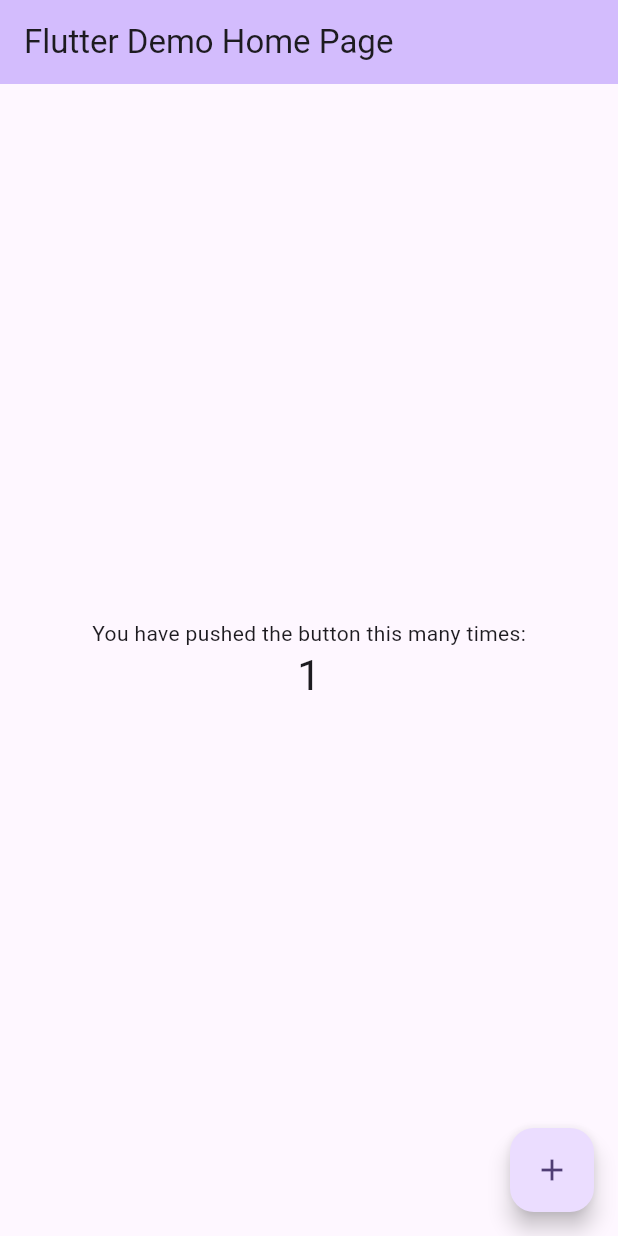
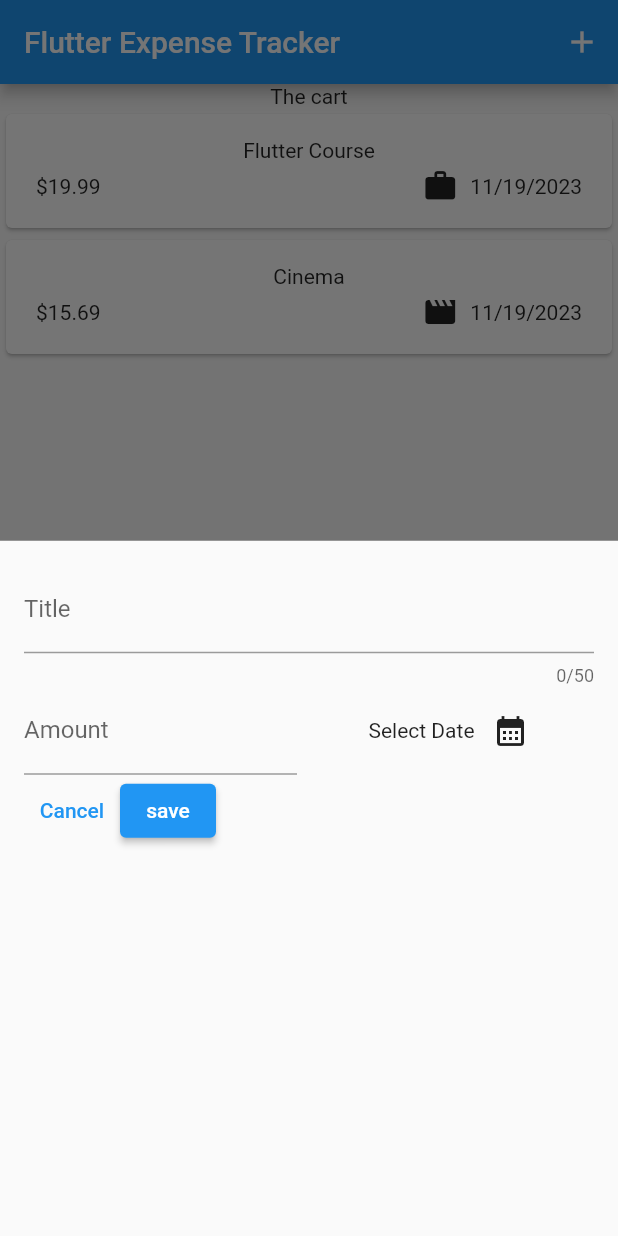
Before and after one commit to yanaMyn/expense_tracker, a Flutter app: the screen it shows after launch, after a tap on the "add" icon, on a phone screen of 412 x 824 dp. Run offline on Flutter 3.47's test engine with Material 2 defaults, Android fonts, the phone set to English and light mode, and no system bars.

Commit message:
add list, bottom sheet, handling data

```diff
--- a/lib/expenses.dart
+++ /dev/null
@@ -1,27 +0,0 @@
-import 'package:expense_tracker/models/expense.dart';
-import 'package:flutter/material.dart';
-
-class Expenses extends StatefulWidget {
-  const Expenses({super.key});
-
-  @override
-  State<Expenses> createState() {
-    return _ExpensesState();
-  }
-}
-
-class _ExpensesState extends State<Expenses> {
-  final List<Expense> _registeredExpenses = [
-    Expense(title: 'Flutter Course', amount: 19.99, date: DateTime.now(), category: Category.work),
-    Expense(title: 'Cinema', amount: 15.69, date: DateTime.now(), category: Category.leisure),
-  ];
-  @override
-  Widget build(BuildContext context) {
-    return const Scaffold(
-      body: Column(children: [
-        Text("The cart"),
-        Text("Expense list.."),
-      ]),
-    );
-  }
-}
--- a/lib/main.dart
+++ b/lib/main.dart
@@ -1,125 +1,8 @@
+import 'package:expense_tracker/widgets/expenses.dart';
 import 'package:flutter/material.dart';
 
 void main() {
-  runApp(const MyApp());
+  runApp(const MaterialApp(
+    home: Expenses(),
+  ));
 }
-
-class MyApp extends StatelessWidget {
-  const MyApp({super.key});
-
-  // This widget is the root of your application.
-  @override
-  Widget build(BuildContext context) {
-    return MaterialApp(
-      title: 'Flutter Demo',
-      theme: ThemeData(
-        // This is the theme of your application.
-        //
-        // TRY THIS: Try running your application with "flutter run". You'll see
-        // the application has a blue toolbar. Then, without quitting the app,
-        // try changing the seedColor in the colorScheme below to Colors.green
-        // and then invoke "hot reload" (save your changes or press the "hot
-        // reload" button in a Flutter-supported IDE, or press "r" if you used
-        // the command line to start the app).
-        //
-        // Notice that the counter didn't reset back to zero; the application
-        // state is not lost during the reload. To reset the state, use hot
-        // restart instead.
-        //
-        // This works for code too, not just values: Most code changes can be
-        // tested with just a hot reload.
-        colorScheme: ColorScheme.fromSeed(seedColor: Colors.deepPurple),
-        useMaterial3: true,
-      ),
-      home: const MyHomePage(title: 'Flutter Demo Home Page'),
-    );
-  }
-}
-
-class MyHomePage extends StatefulWidget {
-  const MyHomePage({super.key, required this.title});
-
-  // This widget is the home page of your application. It is stateful, meaning
-  // that it has a State object (defined below) that contains fields that affect
-  // how it looks.
-
-  // This class is the configuration for the state. It holds the values (in this
-  // case the title) provided by the parent (in this case the App widget) and
-  // used by the build method of the State. Fields in a Widget subclass are
-  // always marked "final".
-
-  final String title;
-
-  @override
-  State<MyHomePage> createState() => _MyHomePageState();
-}
-
-class _MyHomePageState extends State<MyHomePage> {
-  int _counter = 0;
-
-  void _incrementCounter() {
-    setState(() {
-      // This call to setState tells the Flutter framework that something has
-      // changed in this State, which causes it to rerun the build method below
-      // so that the display can reflect the updated values. If we changed
-      // _counter without calling setState(), then the build method would not be
-      // called again, and so nothing would appear to happen.
-      _counter++;
-    });
-  }
-
-  @override
-  Widget build(BuildContext context) {
-    // This method is rerun every time setState is called, for instance as done
-    // by the _incrementCounter method above.
-    //
-    // The Flutter framework has been optimized to make rerunning build methods
-    // fast, so that you can just rebuild anything that needs updating rather
-    // than having to individually change instances of widgets.
-    return Scaffold(
-      appBar: AppBar(
-        // TRY THIS: Try changing the color here to a specific color (to
-        // Colors.amber, perhaps?) and trigger a hot reload to see the AppBar
-        // change color while the other colors stay the same.
-        backgroundColor: Theme.of(context).colorScheme.inversePrimary,
-        // Here we take the value from the MyHomePage object that was created by
-        // the App.build method, and use it to set our appbar title.
-        title: Text(widget.title),
-      ),
-      body: Center(
-        // Center is a layout widget. It takes a single child and positions it
-        // in the middle of the parent.
-        child: Column(
-          // Column is also a layout widget. It takes a list of children and
-          // arranges them vertically. By default, it sizes itself to fit its
-          // children horizontally, and tries to be as tall as its parent.
-          //
-          // Column has various properties to control how it sizes itself and
-          // how it positions its children. Here we use mainAxisAlignment to
-          // center the children vertically; the main axis here is the vertical
-          // axis because Columns are vertical (the cross axis would be
-          // horizontal).
-          //
-          // TRY THIS: Invoke "debug painting" (choose the "Toggle Debug Paint"
-          // action in the IDE, or press "p" in the console), to see the
-          // wireframe for each widget.
-          mainAxisAlignment: MainAxisAlignment.center,
-          children: <Widget>[
-            const Text(
-              'You have pushed the button this many times:',
-            ),
-            Text(
-              '$_counter',
-              style: Theme.of(context).textTheme.headlineMedium,
-            ),
-          ],
-        ),
-      ),
-      floatingActionButton: FloatingActionButton(
-        onPressed: _incrementCounter,
-        tooltip: 'Increment',
-        child: const Icon(Icons.add),
-      ), // This trailing comma makes auto-formatting nicer for build methods.
-    );
-  }
-}
--- a/lib/models/expense.dart
+++ b/lib/models/expense.dart
@@ -1,8 +1,18 @@
+import 'package:intl/intl.dart';
 import 'package:uuid/uuid.dart';
+import 'package:flutter/material.dart';
 
 const uuid = Uuid();
+final formatter = DateFormat.yMd();
 
 enum Category { food, travel, leisure, work }
+
+const categoryIcons = {
+  Category.food: Icons.lunch_dining,
+  Category.travel: Icons.flight_takeoff,
+  Category.leisure: Icons.movie,
+  Category.work: Icons.work,
+};
 
 class Expense {
   Expense({
@@ -17,4 +27,8 @@ class Expense {
   final double amount;
   final DateTime date;
   final Category category;
+
+  String get formattedDate {
+    return formatter.format(date);
+  }
 }
--- /dev/null
+++ b/lib/widgets/expenses.dart
@@ -0,0 +1,51 @@
+import 'package:expense_tracker/widgets/expenses_list/expenses_list.dart';
+import 'package:expense_tracker/models/expense.dart';
+import 'package:expense_tracker/widgets/new_expense.dart';
+import 'package:flutter/material.dart';
+
+class Expenses extends StatefulWidget {
+  const Expenses({super.key});
+
+  @override
+  State<Expenses> createState() {
+    return _ExpensesState();
+  }
+}
+
+class _ExpensesState extends State<Expenses> {
+  final List<Expense> _registeredExpenses = [
+    Expense(
+        title: 'Flutter Course',
+        amount: 19.99,
+        date: DateTime.now(),
+        category: Category.work),
+    Expense(
+        title: 'Cinema',
+        amount: 15.69,
+        date: DateTime.now(),
+        category: Category.leisure),
+  ];
+
+  void _openAddExpenseOverlay() {
+    showModalBottomSheet(
+      context: context,
+      builder: (context) => const NewExpense(),
+    );
+  }
+
+  @override
+  Widget build(BuildContext context) {
+    return Scaffold(
+      appBar: AppBar(title: const Text("Flutter Expense Tracker"), actions: [
+        IconButton(
+          onPressed: _openAddExpenseOverlay,
+          icon: const Icon(Icons.add),
+        )
+      ]),
+      body: Column(children: [
+        const Text("The cart"),
+        Expanded(child: ExpensesList(expenses: _registeredExpenses)),
+      ]),
+    );
+  }
+}
--- /dev/null
+++ b/lib/widgets/expenses_list/expense_item.dart
@@ -0,0 +1,38 @@
+import 'package:expense_tracker/models/expense.dart';
+import 'package:flutter/material.dart';
+
+class ExpenseItem extends StatelessWidget {
+  const ExpenseItem(this.expense, {super.key});
+
+  final Expense expense;
+
+  @override
+  Widget build(BuildContext context) {
+    return Card(
+        child: Padding(
+      padding: const EdgeInsets.symmetric(
+        vertical: 16,
+        horizontal: 20,
+      ),
+      child: Column(
+        children: [
+          Text(expense.title),
+          const SizedBox(height: 4),
+          Row(
+            children: [
+              Text('\$${expense.amount.toStringAsFixed(2)}'),
+              const Spacer(),
+              Row(
+                children: [
+                  Icon(categoryIcons[expense.category]),
+                  const SizedBox(width: 8),
+                  Text(expense.formattedDate)
+                ],
+              ),
+            ],
+          )
+        ],
+      ),
+    ));
+  }
+}
--- /dev/null
+++ b/lib/widgets/expenses_list/expenses_list.dart
@@ -0,0 +1,17 @@
+import 'package:expense_tracker/models/expense.dart';
+import 'package:expense_tracker/widgets/expenses_list/expense_item.dart';
+import 'package:flutter/material.dart';
+
+class ExpensesList extends StatelessWidget {
+  const ExpensesList({super.key, required this.expenses});
+
+  final List<Expense> expenses;
+
+  @override
+  Widget build(BuildContext context) {
+    return ListView.builder(
+      itemCount: expenses.length,
+      itemBuilder: (context, index) => ExpenseItem(expenses[index])
+    );
+  }
+}
--- /dev/null
+++ b/lib/widgets/new_expense.dart
@@ -0,0 +1,99 @@
+import 'package:expense_tracker/models/expense.dart';
+import 'package:flutter/material.dart';
+
+class NewExpense extends StatefulWidget {
+  const NewExpense({super.key});
+
+  @override
+  State<NewExpense> createState() {
+    return _NewExpenseState();
+  }
+}
+
+class _NewExpenseState extends State<NewExpense> {
+  final _titleController = TextEditingController();
+  final _amountController = TextEditingController();
+  DateTime? _selectedDate;
+
+  @override
+  void dispose() {
+    _titleController.dispose();
+    _amountController.dispose();
+    super.dispose();
+  }
+
+  void _presentDatePicker() async {
+    final now = DateTime.now();
+    final firstDate = DateTime(now.year - 1, now.month, now.day);
+    final pickedDate = await showDatePicker(
+      context: context,
+      initialDate: now,
+      firstDate: firstDate,
+      lastDate: now,
+    );
+
+    setState(() {
+      _selectedDate = pickedDate;
+    });
+  }
+
+  @override
+  Widget build(BuildContext context) {
+    return Padding(
+      padding: const EdgeInsets.all(16),
+      child: Column(
+        children: [
+          TextField(
+            controller: _titleController,
+            maxLength: 50,
+            decoration: const InputDecoration(label: Text("Title")),
+          ),
+          Row(
+            children: [
+              Expanded(
+                child: TextField(
+                  controller: _amountController,
+                  keyboardType: TextInputType.number,
+                  decoration: const InputDecoration(
+                    prefix: Text("\$ "),
+                    label: Text("Amount"),
+                  ),
+                ),
+              ),
+              const SizedBox(
+                width: 16,
+              ),
+              Expanded(
+                child: Row(
+                  mainAxisAlignment: MainAxisAlignment.center,
+                  children: [
+                  Text(_selectedDate == null ? "Select Date" : formatter.format(_selectedDate!)),
+                  IconButton(
+                    onPressed: _presentDatePicker,
+                    icon: const Icon(Icons.calendar_month),
+                  )
+                ]),
+              ),
+            ],
+          ),
+          Row(
+            children: [
+              TextButton(
+                onPressed: () {
+                  Navigator.pop(context);
+                },
+                child: const Text("Cancel"),
+              ),
+              ElevatedButton(
+                  onPressed: () {
+                    print(_titleController.text);
+                    print(_amountController.text);
+                  },
+                  child: const Text("save"))
+            ],
+          )
+        ],
+      ),
+    );
+  }
+}
--- a/pubspec.yaml
+++ b/pubspec.yaml
@@ -36,6 +36,7 @@ dependencies:
   # Use with the CupertinoIcons class for iOS style icons.
   cupertino_icons: ^1.0.2
   uuid: ^4.2.1
+  intl: ^0.18.1
 
 dev_dependencies:
   flutter_test:
```
Also changed, not shown: pubspec.lock.
